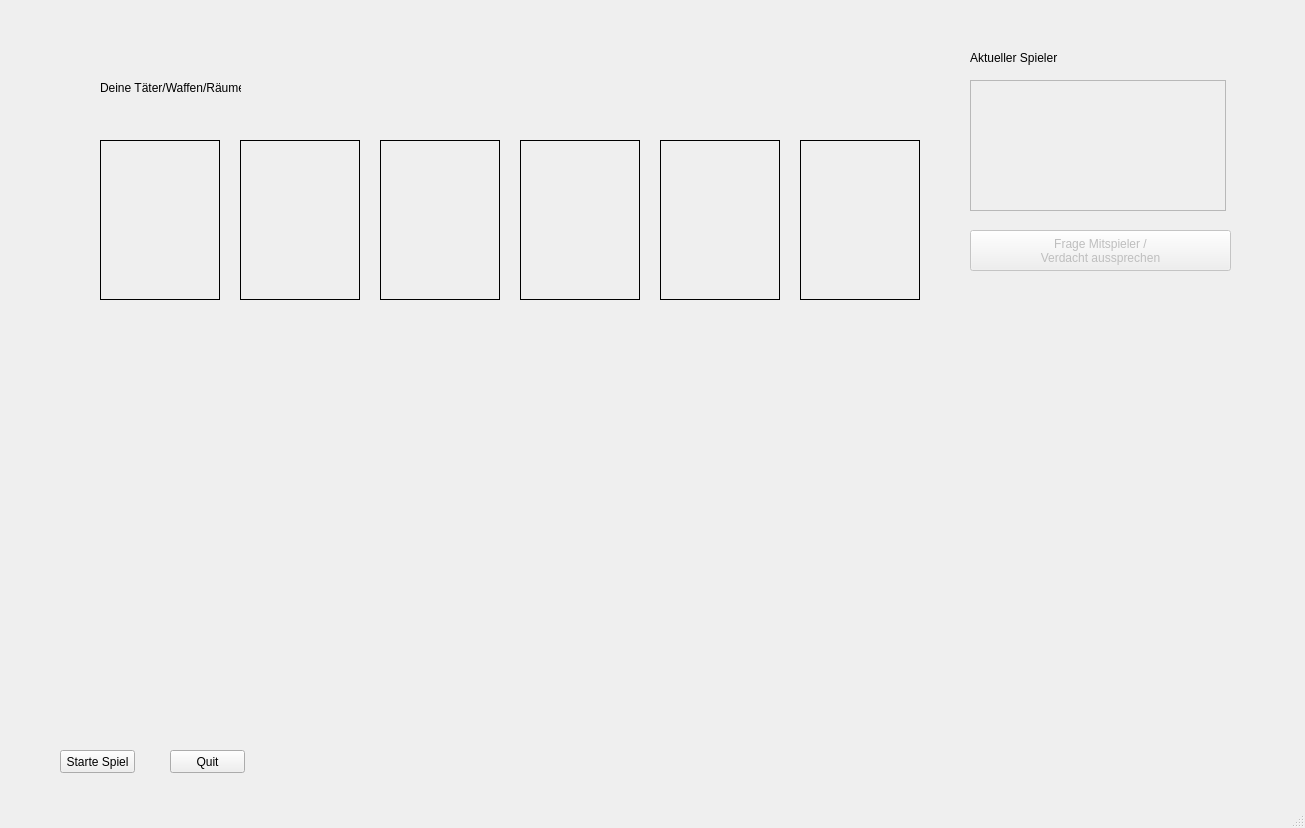
Old version of the form Cluedo/UI/CluedoUI.ui in the repository haegar80/Cluedo.
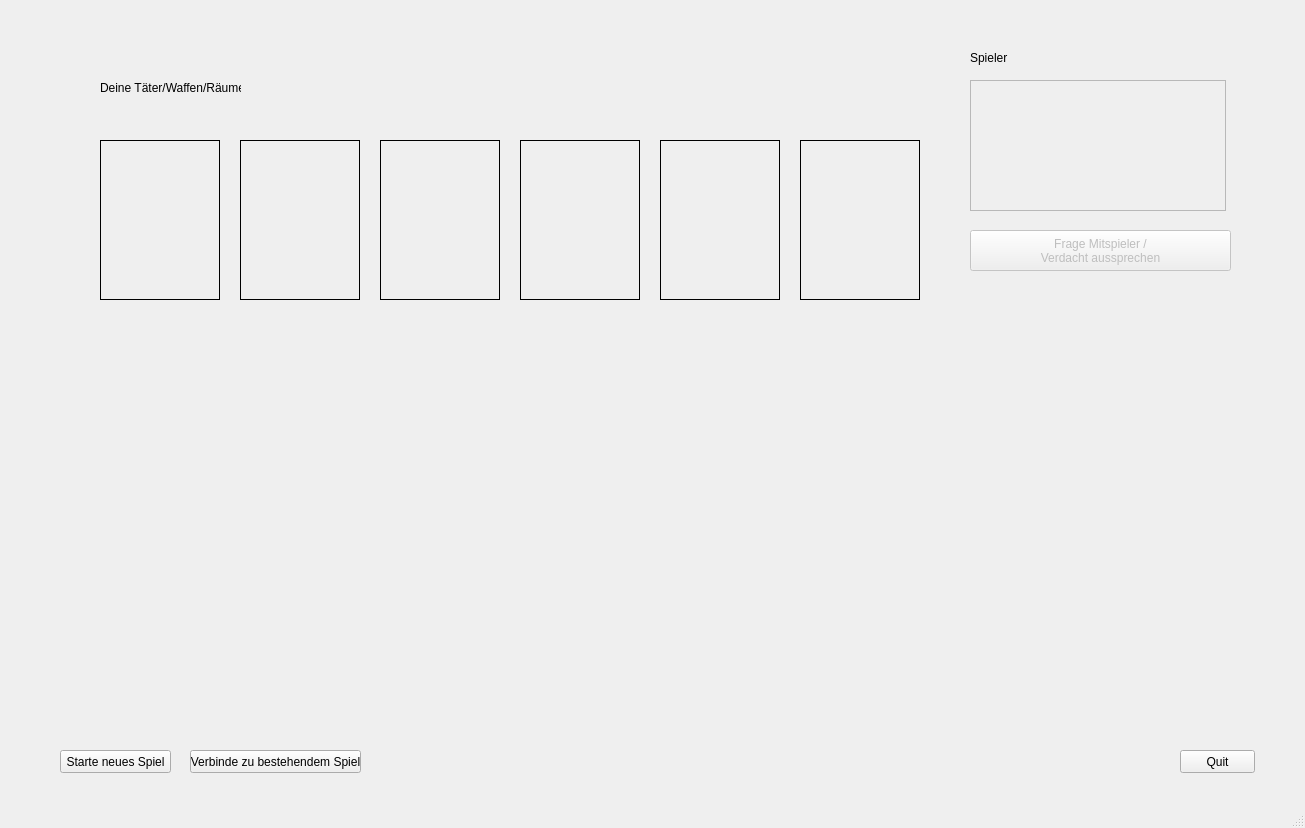
New version of the form.

```diff
--- a/Cluedo/UI/CluedoUI.ui
+++ b/Cluedo/UI/CluedoUI.ui
@@ -232,7 +232,7 @@
    <widget class="QPushButton" name="quitButton">
     <property name="geometry">
      <rect>
-      <x>170</x>
+      <x>1180</x>
       <y>750</y>
       <width>75</width>
       <height>23</height>
@@ -277,12 +277,12 @@
      <rect>
       <x>60</x>
       <y>750</y>
-      <width>75</width>
+      <width>111</width>
       <height>23</height>
      </rect>
     </property>
     <property name="text">
-     <string>Starte Spiel</string>
+     <string>Starte neues Spiel</string>
     </property>
    </widget>
    <widget class="QLabel" name="labelCurrentPlayer">
@@ -295,7 +295,20 @@
      </rect>
     </property>
     <property name="text">
-     <string>Aktueller Spieler</string>
+     <string>Spieler</string>
+    </property>
+   </widget>
+   <widget class="QPushButton" name="buttonConnectGame">
+    <property name="geometry">
+     <rect>
+      <x>190</x>
+      <y>750</y>
+      <width>171</width>
+      <height>23</height>
+     </rect>
+    </property>
+    <property name="text">
+     <string>Verbinde zu bestehendem Spiel</string>
     </property>
    </widget>
   </widget>
```
